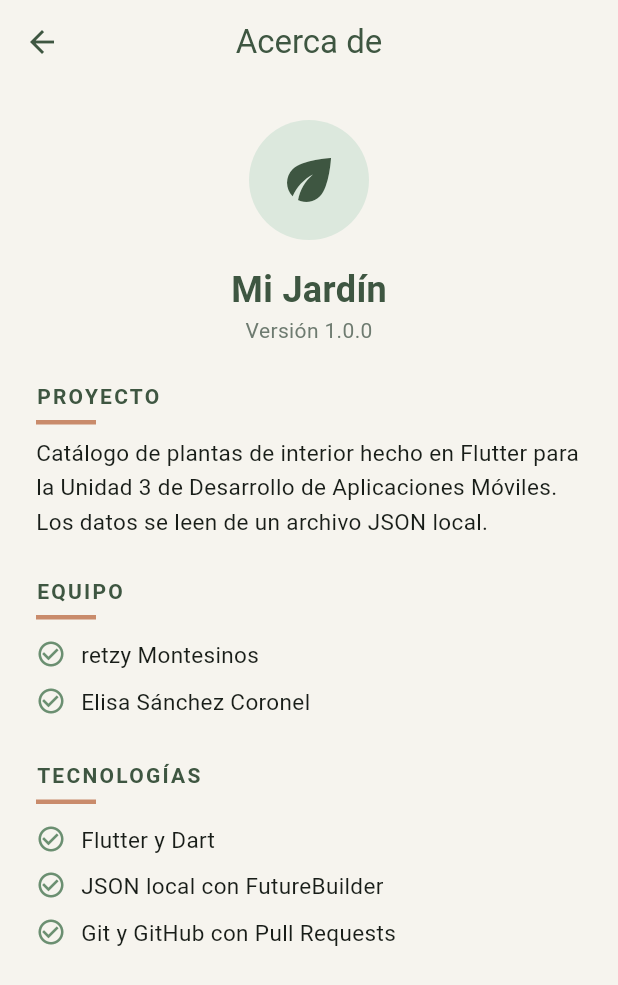
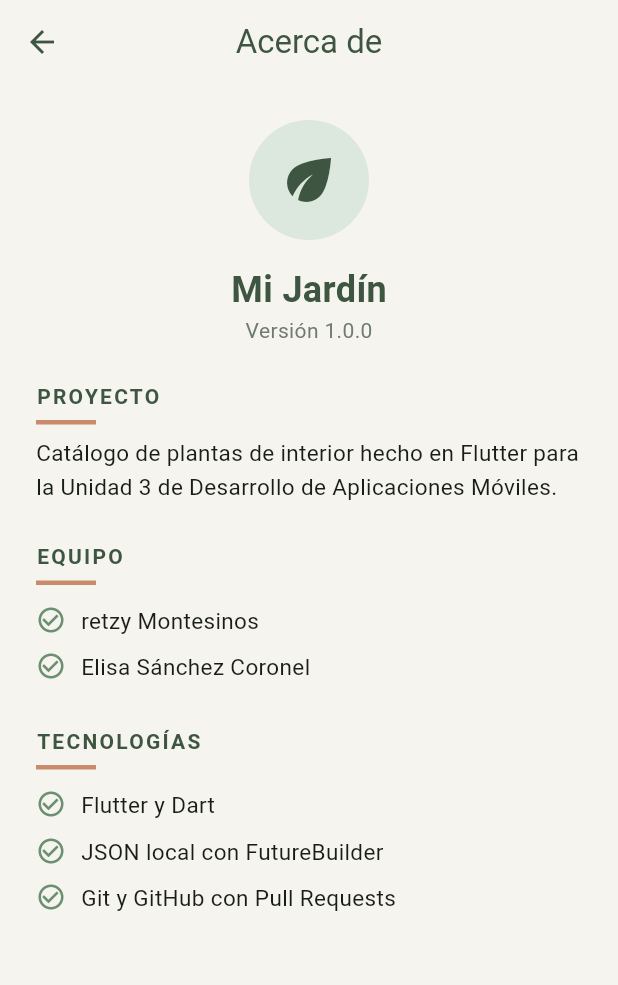
Before and after one commit to Yare-mon/plantas_app, a Flutter app: the AcercaDeScreen screen opened directly, on a phone screen of 412 x 824 dp. Shown: the top 985 px of the screen. Run offline on Flutter 3.47's test engine with Material 3 defaults, Android fonts, the phone set to English and light mode, and no system bars.

Commit message:
texto sobre lo que trata el proyecto

```diff
--- a/lib/presentation/screens/acerca_de_screen.dart
+++ b/lib/presentation/screens/acerca_de_screen.dart
@@ -45,8 +45,7 @@ class AcercaDeScreen extends StatelessWidget {
             const TituloSeccion(texto: 'Proyecto'),
             const Text(
               'Catálogo de plantas de interior hecho en Flutter para la Unidad 3 '
-              'de Desarrollo de Aplicaciones Móviles. Los datos se leen de un '
-              'archivo JSON local.',
+              'de Desarrollo de Aplicaciones Móviles.',
               style: TextStyle(fontSize: 15, height: 1.5),
             ),
 
```
